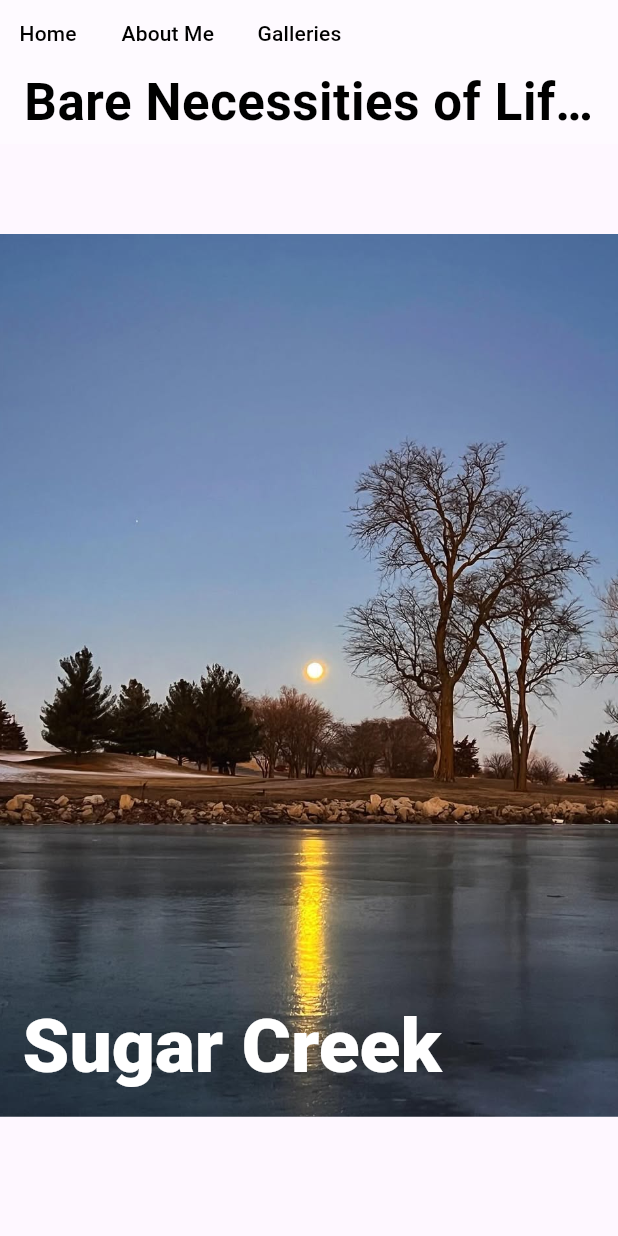
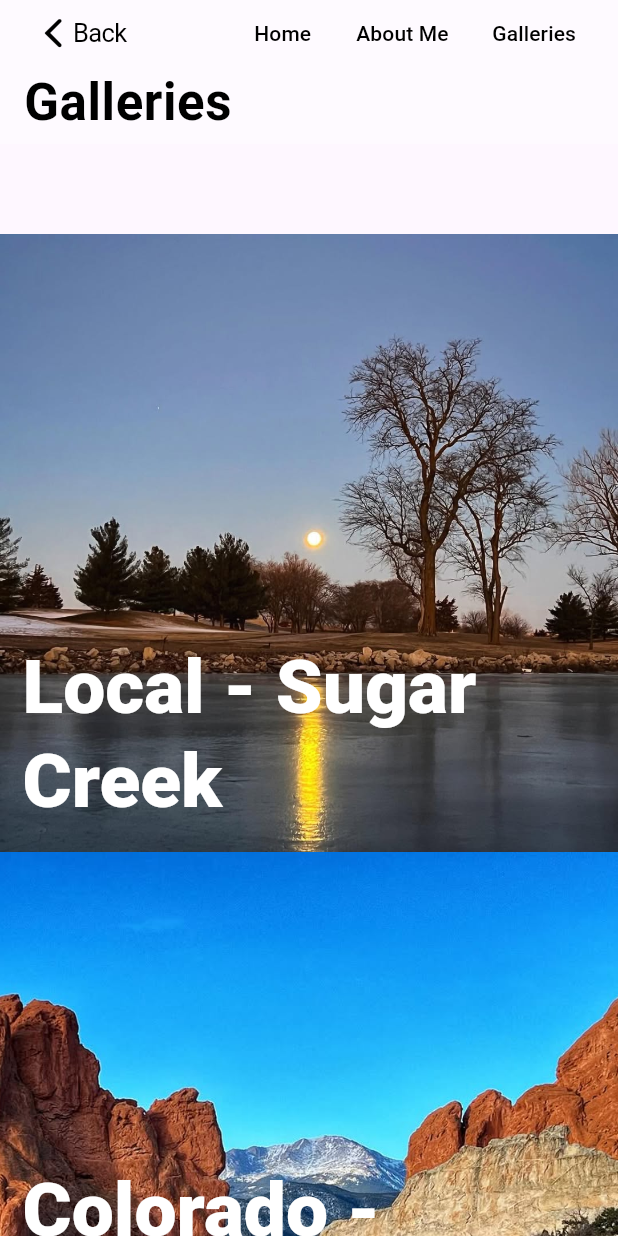
Before and after one commit to Firebolt9907/bnflp_wireframe, a Flutter app: the GalleriesPage screen opened by its route, on a phone screen of 412 x 824 dp. Run offline on Flutter 3.47's test engine with Material 3 defaults, Android fonts, the light colour scheme and no system bars; drawn by our look-alikes of carousel_slider; our stand-ins replace go_router.

Commit message:
added galleries page and made navigation simpler

```diff
--- a/lib/galleries.dart
+++ b/lib/galleries.dart
@@ -1,6 +1,7 @@
 import 'package:bnflp_wireframe/main.dart';
 import 'package:bnflp_wireframe/widgets/aboutMeBlurb.dart';
-import 'package:bnflp_wireframe/widgets/carousel.dart';
+import 'package:bnflp_wireframe/widgets/galleryCarousel.dart';
+import 'package:bnflp_wireframe/widgets/imageCarousel.dart';
 import 'package:bnflp_wireframe/widgets/navBar.dart';
 import 'package:carousel_slider/carousel_controller.dart';
 import 'package:flutter/cupertino.dart';
@@ -38,6 +39,41 @@ class _GalleriesPageState extends State<GalleriesPage> {
       location: "Garden of the Gods",
     ),
   ];
+  List<GalleryData> galleries = [
+    GalleryData(
+      url: 'local',
+      images: [
+        ImageData(
+          imagePath: 'assets/1.jpg',
+          caption: "Morning Full Moon Reflection",
+          location: "Sugar Creek",
+        ),
+        ImageData(
+          imagePath: 'assets/3.jpg',
+          caption: "Frozen Pond Sunrise",
+          location: "Sugar Creek",
+        ),
+      ],
+      galleryName: "Local",
+    ),
+    GalleryData(
+      url: 'colorado',
+      images: [
+        ImageData(
+          imagePath: 'assets/4.jpg',
+          caption: "A morning view of Pikes Peak from Garden of the Gods",
+          location: "Garden of the Gods",
+        ),
+        ImageData(
+          imagePath: 'assets/2.jpg',
+          caption:
+              "Bishop Castle in Rye, CO allows visitors to explore at their own risk and provides you an experience you will never forget.",
+          location: "Bishop Castle",
+        ),
+      ],
+      galleryName: "Colorado",
+    ),
+  ];
   CarouselSliderController carouselController = CarouselSliderController();
 
   @override
@@ -45,22 +81,24 @@ class _GalleriesPageState extends State<GalleriesPage> {
     double aspectRatio =
         MediaQuery.sizeOf(context).width / MediaQuery.sizeOf(context).height;
     return CupertinoPageScaffold(
-      navigationBar: createNavBar(context),
+      navigationBar: createNavBar(context, "Galleries", false),
 
-      child: ListView(
-        children: [
-          GestureDetector(
-            child: Carousel(
-              images: images,
+      child: ListView.builder(
+        itemCount: galleries.length,
+        itemBuilder: (context, index) {
+          return GestureDetector(
+            child: GalleryCarousel(
+              gallery: galleries[index],
               carouselController: carouselController,
               aspectRatio: aspectRatio,
               parentContext: context,
+              isFirst: index == 0,
             ),
             onTap: () {
-              context.go('/galleries');
+              context.go('/galleries/${galleries[index].url}');
             },
-          ),
-        ],
+          );
+        },
       ),
     );
   }
--- a/lib/home.dart
+++ b/lib/home.dart
@@ -1,6 +1,6 @@
 import 'package:bnflp_wireframe/main.dart';
 import 'package:bnflp_wireframe/widgets/aboutMeBlurb.dart';
-import 'package:bnflp_wireframe/widgets/carousel.dart';
+import 'package:bnflp_wireframe/widgets/imageCarousel.dart';
 import 'package:bnflp_wireframe/widgets/navBar.dart';
 import 'package:carousel_slider/carousel_controller.dart';
 import 'package:flutter/cupertino.dart';
@@ -45,19 +45,19 @@ class _MyHomePageState extends State<MyHomePage> {
     double aspectRatio =
         MediaQuery.sizeOf(context).width / MediaQuery.sizeOf(context).height;
     return CupertinoPageScaffold(
-      navigationBar: createNavBar(context),
+      navigationBar: createNavBar(context, "Bare Necessities of Life Photography", true),
 
       child: ListView(
         children: [
           GestureDetector(
-            child: Carousel(
+            child: ImageCarousel(
               images: images,
               carouselController: carouselController,
               aspectRatio: aspectRatio,
               parentContext: context,
             ),
             onTap: () {
-              context.go('/galleries');
+              context.push('/galleries');
             },
           ),
           AboutMeBlurb(parentContext: context),
--- a/lib/main.dart
+++ b/lib/main.dart
@@ -1,4 +1,5 @@
 import 'package:bnflp_wireframe/routes.dart';
+import 'package:flutter/foundation.dart';
 import 'package:flutter/material.dart';
 
 void main() {
@@ -14,10 +15,25 @@ class MyApp extends StatelessWidget {
       title: 'Bare Necessities for Life Photography',
       theme: ThemeData(
         colorScheme: ColorScheme.fromSeed(seedColor: Colors.deepPurple),
+        pageTransitionsTheme: PageTransitionsTheme(
+          builders: {
+            TargetPlatform.android: CupertinoPageTransitionsBuilder(),
+            TargetPlatform.iOS: CupertinoPageTransitionsBuilder(),
+            defaultTargetPlatform: CupertinoPageTransitionsBuilder(),
+          },
+        ),
       ),
       routerConfig: router,
     );
   }
+}
+
+class GalleryData {
+  final List<ImageData> images;
+  final String galleryName;
+  final String url;
+
+  GalleryData({required this.images, required this.url, required this.galleryName});
 }
 
 class ImageData {
--- a/lib/routes.dart
+++ b/lib/routes.dart
@@ -3,12 +3,13 @@ import 'package:bnflp_wireframe/home.dart';
 import 'package:flutter/cupertino.dart';
 import 'package:go_router/go_router.dart';
 
-final router = GoRouter(
+var router = GoRouter(
   routes: [
     GoRoute(path: '/', builder: (context, state) => const MyHomePage()),
     GoRoute(
       path: '/galleries',
       builder: (context, state) => const GalleriesPage(),
+
     ),
     GoRoute(
       path: '/test',
--- /dev/null
+++ b/lib/widgets/galleryCarousel.dart
@@ -0,0 +1,91 @@
+import 'package:bnflp_wireframe/main.dart';
+import 'package:carousel_slider/carousel_slider.dart';
+import 'package:flutter/material.dart';
+
+class GalleryCarousel extends StatefulWidget {
+  final GalleryData gallery;
+  final CarouselSliderController? carouselController;
+  final double aspectRatio;
+  final BuildContext parentContext;
+  final bool? isFirst;
+
+  const GalleryCarousel({
+    super.key,
+    required this.gallery,
+    this.carouselController,
+    required this.aspectRatio,
+    required this.parentContext,
+    this.isFirst,
+  });
+
+  @override
+  State<GalleryCarousel> createState() => _GalleryCarouselState();
+}
+
+class _GalleryCarouselState extends State<GalleryCarousel> {
+  @override
+  Widget build(BuildContext context) {
+    return LayoutBuilder(
+      builder: (context, constraints) {
+        return Padding(
+          padding: EdgeInsets.only(top: widget.isFirst == true ? 60 : 0),
+          child: CarouselSlider.builder(
+            itemCount: widget.gallery.images.length,
+            itemBuilder: (context, index, index1) {
+              return Padding(
+                padding: EdgeInsets.all(isMobile(constraints) ? 0 : 10),
+                child: Stack(
+                  alignment: Alignment.bottomLeft,
+                  children: [
+                    ClipRRect(
+                      borderRadius: BorderRadius.circular(
+                        isMobile(constraints) ? 0 : 20,
+                      ),
+                      child: AspectRatio(
+                        aspectRatio: widget.aspectRatio * 2,
+                        child: Image.asset(
+                          widget.gallery.images[index].imagePath,
+                          fit: BoxFit.cover,
+                        ),
+                      ),
+                    ),
+                    Padding(
+                      padding: EdgeInsets.symmetric(horizontal: 15, vertical: 15),
+                      child: Text(
+                        "${widget.gallery.galleryName} - ${widget.gallery.images[index].location}",
+                        style: Theme.of(
+                          context,
+                        ).textTheme.headlineLarge!.copyWith(
+                          color: Colors.white,
+                          fontWeight: FontWeight.w800,
+                          fontSize: 50,
+                        ),
+                      ),
+                    ),
+                  ],
+                ),
+              );
+            },
+
+            options: CarouselOptions(
+              autoPlay: true,
+              aspectRatio: widget.aspectRatio * 2,
+              enlargeCenterPage: true,
+              viewportFraction: 1,
+              enlargeFactor: 0,
+              enableInfiniteScroll: true,
+              enlargeStrategy: CenterPageEnlargeStrategy.height,
+              autoPlayAnimationDuration: Duration(
+                milliseconds: (widget.aspectRatio * 800).toInt(),
+              ),
+              pauseAutoPlayInFiniteScroll: false,
+              pauseAutoPlayOnManualNavigate: false,
+              pauseAutoPlayOnTouch: false,
+            ),
+            carouselController: widget.carouselController,
+          ),
+        );
+      },
+    );
+  }
+}
--- a/lib/widgets/carousel.dart
+++ b/lib/widgets/imageCarousel.dart
@@ -2,13 +2,13 @@ import 'package:bnflp_wireframe/main.dart';
 import 'package:carousel_slider/carousel_slider.dart';
 import 'package:flutter/material.dart';
 
-class Carousel extends StatefulWidget {
+class ImageCarousel extends StatefulWidget {
   final List<ImageData> images;
   final CarouselSliderController? carouselController;
   final double aspectRatio;
   final BuildContext parentContext;
 
-  const Carousel({
+  const ImageCarousel({
     super.key,
     required this.images,
     this.carouselController,
@@ -17,10 +17,10 @@ class Carousel extends StatefulWidget {
   });
 
   @override
-  State<Carousel> createState() => _CarouselState();
+  State<ImageCarousel> createState() => _ImageCarouselState();
 }
 
-class _CarouselState extends State<Carousel> {
+class _ImageCarouselState extends State<ImageCarousel> {
   @override
   Widget build(BuildContext context) {
     return LayoutBuilder(
--- a/lib/widgets/navBar.dart
+++ b/lib/widgets/navBar.dart
@@ -1,21 +1,35 @@
 import 'package:flutter/cupertino.dart';
 import 'package:flutter/material.dart';
+import 'package:go_router/go_router.dart';
 
-CupertinoNavigationBar createNavBar(BuildContext context) {
+CupertinoNavigationBar createNavBar(BuildContext context, String title, bool isHome) {
   return CupertinoNavigationBar.large(
     largeTitle: Text(
-      "Bare Necessities of Life Photography",
+      title,
       style: TextStyle(color: Colors.black),
       softWrap: true,
     ),
     border: Border.all(color: Colors.transparent),
     backgroundColor: const Color.fromARGB(103, 255, 255, 255),
     automaticBackgroundVisibility: false,
-    trailing: Row(
+    leading: isHome ? null : CupertinoNavigationBarBackButton(
+      onPressed: () {
+        if (context.canPop()) {
+          context.pop();
+        }
+      },
+      previousPageTitle: "Back",
+      color: Colors.black,
+    ),
+    trailing: IntrinsicWidth(
+      child: Row(
         spacing: 5,
+        mainAxisAlignment: MainAxisAlignment.end,
         children: [
           TextButton(
-          onPressed: () {},
+            onPressed: () {
+              context.go('/');
+            },
             child: Text("Home", style: TextStyle(color: Colors.black)),
           ),
           TextButton(
@@ -23,10 +37,13 @@ CupertinoNavigationBar createNavBar(BuildContext context) {
             child: Text("About Me", style: TextStyle(color: Colors.black)),
           ),
           TextButton(
-          onPressed: () {},
+            onPressed: () {
+              context.push('/galleries');
+            },
             child: Text("Galleries", style: TextStyle(color: Colors.black)),
           ),
         ],
       ),
+    ),
   );
 }
```
Lines whose indentation alone changed are shown as unchanged.
